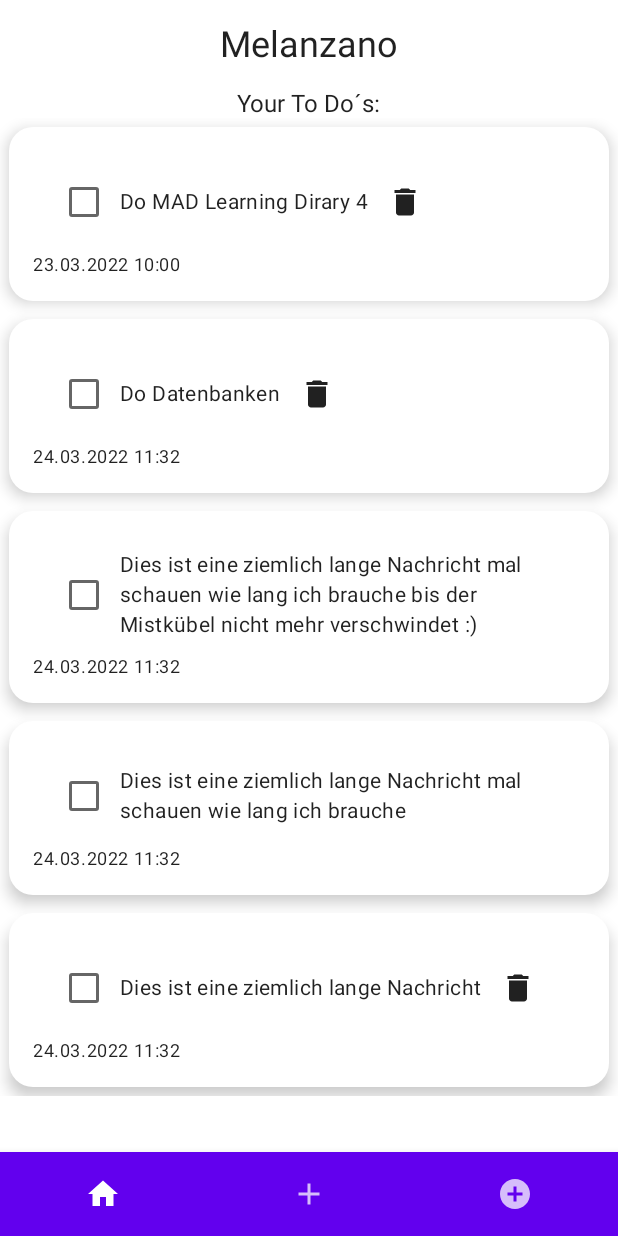
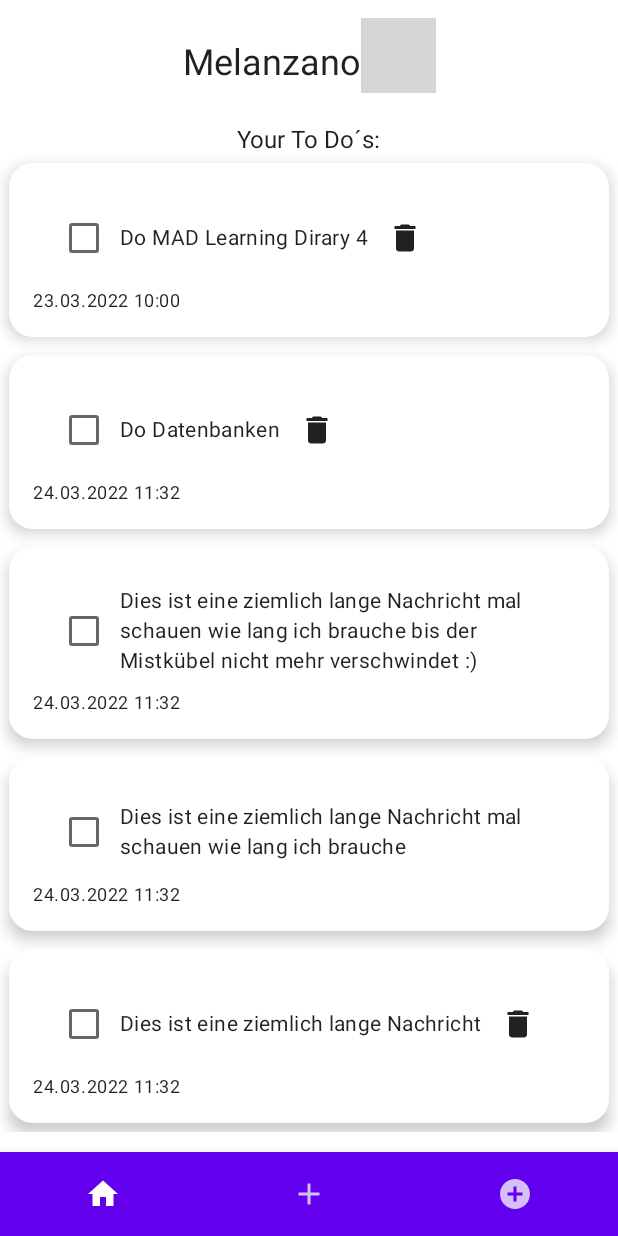
Before and after one commit to Lukasjai/Melanzano, an Android app built with Jetpack Compose: the screen it shows after launch (MainActivity), on a phone screen of 412 x 824 dp. Run offline under Robolectric (Android 15) with nearby library versions, the phone set to English and light mode, and no system bars; pictures from the network do not load; grey boxes are pictures that could not be loaded.

Commit message:
added coil and coil-compose and through this our melanzano picture

```diff
--- a/app/src/main/AndroidManifest.xml
+++ b/app/src/main/AndroidManifest.xml
@@ -1,7 +1,7 @@
 <?xml version="1.0" encoding="utf-8"?>
 <manifest xmlns:android="http://schemas.android.com/apk/res/android"
     package="com.example.melanzano">
-
+<uses-permission android:name="android.permission.INTERNET"/>
     <application
         android:allowBackup="true"
         android:icon="@mipmap/ic_launcher"
--- a/app/src/main/java/com/example/melanzano/screens/HomeScreen.kt
+++ b/app/src/main/java/com/example/melanzano/screens/HomeScreen.kt
@@ -1,31 +1,49 @@
 package com.example.melanzano.screens
 
+import androidx.compose.foundation.Image
 import androidx.compose.foundation.layout.*
 import androidx.compose.material.*
+import androidx.compose.material.icons.Icons
+import androidx.compose.material.icons.filled.Face
 import androidx.compose.runtime.Composable
 import androidx.compose.ui.Alignment
 import androidx.compose.ui.Modifier
 import androidx.compose.ui.unit.dp
 import androidx.lifecycle.viewmodel.compose.viewModel
-import com.example.melanzano.models.Note
+import coil.compose.AsyncImage
 import com.example.melanzano.viewmodels.NoteViewModel
 import com.example.melanzano.widgets.NoteCards
 
 @Composable
-fun HomeScreen(viewModel: NoteViewModel = viewModel()){
-    Column(modifier = Modifier
-        .fillMaxWidth()
-        .fillMaxHeight(),
+fun HomeScreen(viewModel: NoteViewModel = viewModel()) {
+    Column(
+        modifier = Modifier
+            .fillMaxWidth()
+            .fillMaxHeight(),
         horizontalAlignment = Alignment.CenterHorizontally
     ) {
-        Text(text = "Melanzano",
-            modifier = Modifier.padding(top = 16.dp, bottom = 16.dp),
-            style = MaterialTheme.typography.h5)
+        Row(
+            modifier = Modifier.padding(12.dp)
+        ) {
+            Text(
+                text = "Melanzano",
+                modifier = Modifier.padding(top = 16.dp, bottom = 16.dp),
+                style = MaterialTheme.typography.h5
+            )
+
+            //adds our favourite vegetable and trademarks sign :)
+            AsyncImage(
+                model = "https://cdn.pixabay.com/photo/2020/03/28/17/01/eggplant-4977808_960_720.png",
+                contentDescription = null,
+                modifier = Modifier.size(50.dp)
+            )
+        }
+
         Text(text = "Your To Do´s:")
 
         NoteCards(
             notes = viewModel.getAllNotes()
-        ){ note ->
+        ) { note ->
             viewModel.removeNote(note)
         }
     }
--- a/build.gradle
+++ b/build.gradle
@@ -3,6 +3,8 @@ buildscript {
         compose_version = '1.0.1'
         navigation_version = "2.4.1"
         lifecycle_version = "2.5.0-alpha05"
+        coil_version ="2.0.0-rc03"
+        coil_compose="2.0.0-rc03"
     }
 }// Top-level build file where you can add configuration options common to all sub-projects/modules.
 plugins {
```
Also changed, not shown: app/build.gradle (+7 -0 lines).
